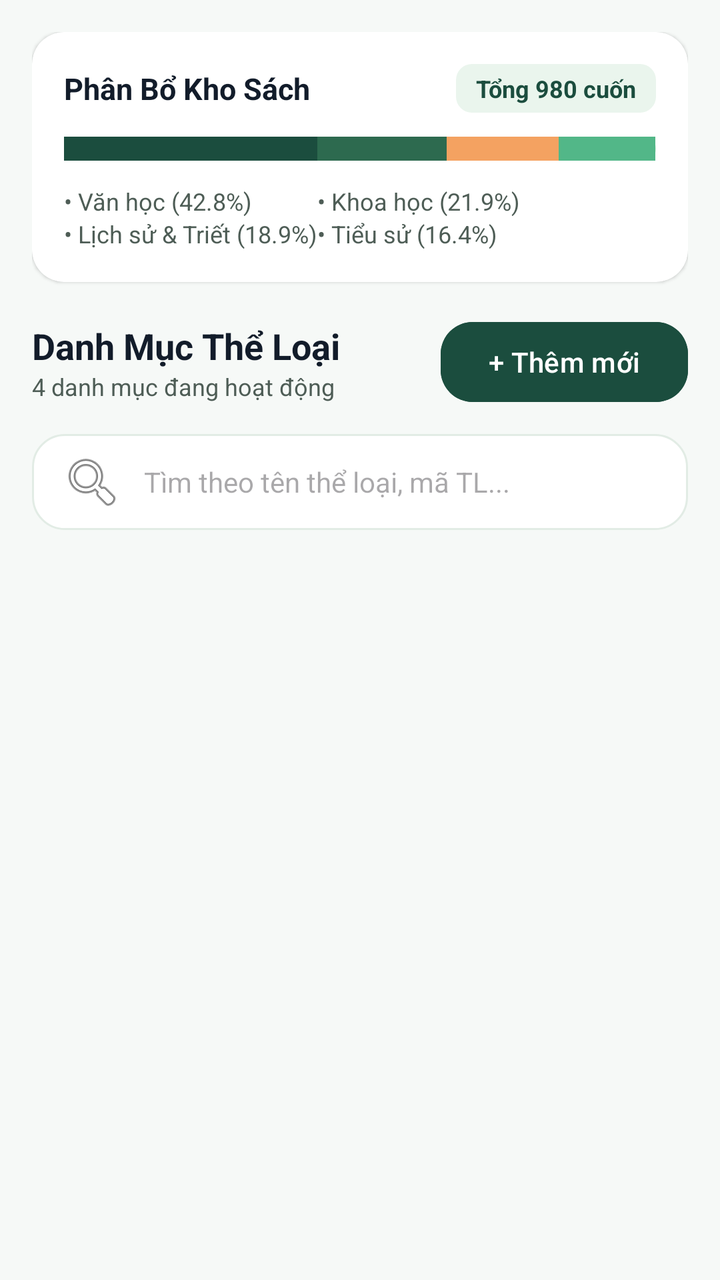
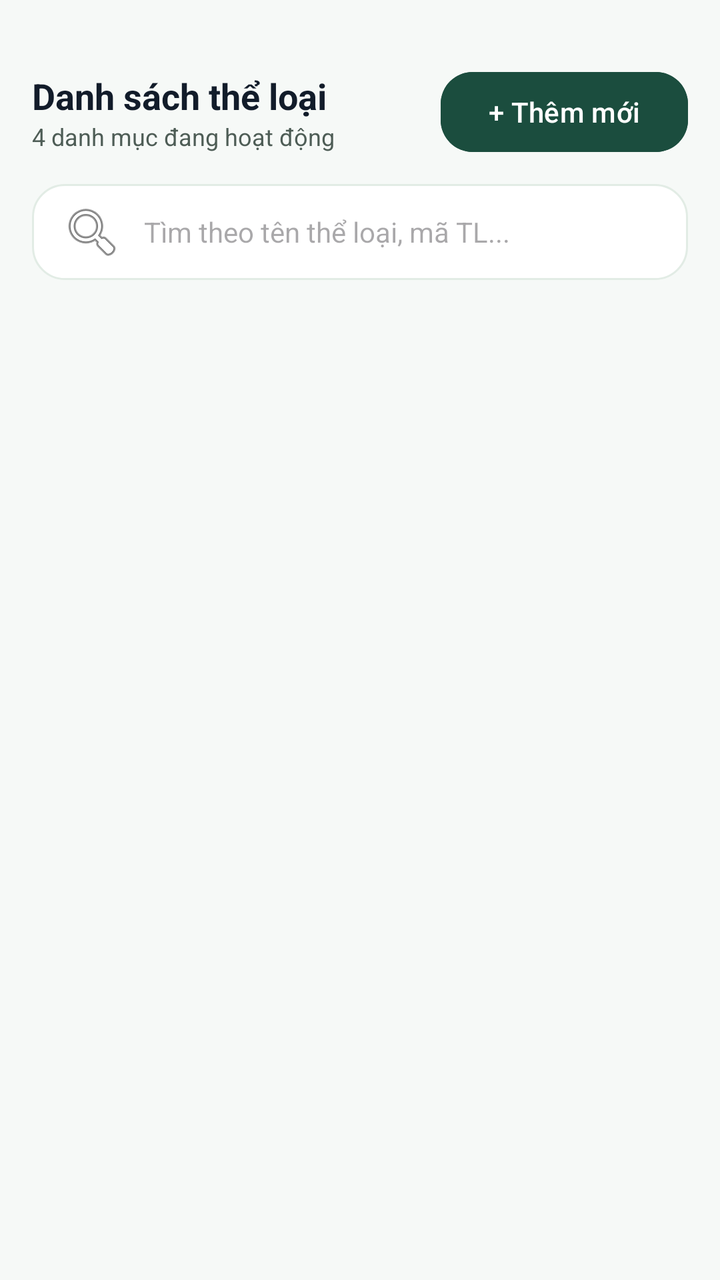

Before-and-after screenshots of an Android layout around one commit, followed by the original layout XML and the change that was made.
<!-- AndroidManifest.xml: application theme Theme.Quanlycuahangsachcu -->
<!-- res/layout/category.xml -->
<?xml version="1.0" encoding="utf-8"?>
<androidx.core.widget.NestedScrollView xmlns:android="http://schemas.android.com/apk/res/android"
    xmlns:app="http://schemas.android.com/apk/res-auto"
    android:layout_width="match_parent"
    android:layout_height="match_parent"
    android:background="@color/background"
    android:fillViewport="true">

    <LinearLayout
        android:layout_width="match_parent"
        android:layout_height="wrap_content"
        android:orientation="vertical"
        android:padding="16dp">

        
        <androidx.cardview.widget.CardView
            android:layout_width="match_parent"
            android:layout_height="wrap_content"
            app:cardCornerRadius="16dp"
            app:cardElevation="1dp"
            app:cardBackgroundColor="@color/surface">

            <LinearLayout
                android:layout_width="match_parent"
                android:layout_height="wrap_content"
                android:orientation="vertical"
                android:padding="16dp">

                <LinearLayout
                    android:layout_width="match_parent"
                    android:layout_height="wrap_content"
                    android:gravity="center_vertical"
                    android:orientation="horizontal">

                    <TextView
                        android:layout_width="0dp"
                        android:layout_height="wrap_content"
                        android:layout_weight="1"
                        android:text="Phân Bổ Kho Sách"
                        android:textColor="@color/on_surface"
                        android:textSize="15sp"
                        android:textStyle="bold" />

                    <TextView
                        android:layout_width="wrap_content"
                        android:layout_height="wrap_content"
                        android:background="@drawable/bg_chip"
                        android:paddingHorizontal="10dp"
                        android:paddingVertical="4dp"
                        android:text="Tổng 980 cuốn"
                        android:textColor="@color/primary"
                        android:textSize="12sp"
                        android:textStyle="bold" />
                </LinearLayout>

                
                <LinearLayout
                    android:layout_width="match_parent"
                    android:layout_height="12dp"
                    android:layout_marginTop="12dp"
                    android:background="@drawable/bg_chip_light"
                    android:orientation="horizontal"
                    android:weightSum="100">

                    <View
                        android:layout_width="0dp"
                        android:layout_height="match_parent"
                        android:layout_weight="42.8"
                        android:background="@color/primary" />

                    <View
                        android:layout_width="0dp"
                        android:layout_height="match_parent"
                        android:layout_weight="21.9"
                        android:background="@color/secondary" />

                    <View
                        android:layout_width="0dp"
                        android:layout_height="match_parent"
                        android:layout_weight="18.9"
                        android:background="#F4A261" />

                    <View
                        android:layout_width="0dp"
                        android:layout_height="match_parent"
                        android:layout_weight="16.4"
                        android:background="#52B788" />
                </LinearLayout>

                
                <GridLayout
                    android:layout_width="match_parent"
                    android:layout_height="wrap_content"
                    android:layout_marginTop="12dp"
                    android:columnCount="2">

                    <TextView
                        android:layout_width="wrap_content"
                        android:layout_height="wrap_content"
                        android:text="• Văn học (42.8%)"
                        android:textColor="@color/on_surface_variant"
                        android:textSize="12sp" />

                    <TextView
                        android:layout_width="wrap_content"
                        android:layout_height="wrap_content"
                        android:text="• Khoa học (21.9%)"
                        android:textColor="@color/on_surface_variant"
                        android:textSize="12sp" />

                    <TextView
                        android:layout_width="wrap_content"
                        android:layout_height="wrap_content"
                        android:text="• Lịch sử &amp; Triết (18.9%)"
                        android:textColor="@color/on_surface_variant"
                        android:textSize="12sp" />

                    <TextView
                        android:layout_width="wrap_content"
                        android:layout_height="wrap_content"
                        android:text="• Tiểu sử (16.4%)"
                        android:textColor="@color/on_surface_variant"
                        android:textSize="12sp" />
                </GridLayout>
            </LinearLayout>
        </androidx.cardview.widget.CardView>

        
        <LinearLayout
            android:layout_width="match_parent"
            android:layout_height="wrap_content"
            android:layout_marginTop="16dp"
            android:gravity="center_vertical"
            android:orientation="horizontal">

            <LinearLayout
                android:layout_width="0dp"
                android:layout_height="wrap_content"
                android:layout_weight="1"
                android:orientation="vertical">

                <TextView
                    android:layout_width="wrap_content"
                    android:layout_height="wrap_content"
                    android:text="Danh Mục Thể Loại"
                    android:textColor="@color/on_surface"
                    android:textSize="18sp"
                    android:textStyle="bold" />

                <TextView
                    android:layout_width="wrap_content"
                    android:layout_height="wrap_content"
                    android:text="4 danh mục đang hoạt động"
                    android:textColor="@color/on_surface_variant"
                    android:textSize="12sp" />
            </LinearLayout>

            <Button
                android:id="@+id/btnAddCategory"
                android:layout_width="wrap_content"
                android:layout_height="wrap_content"
                android:backgroundTint="@color/primary"
                android:text="+ Thêm mới"
                android:textColor="@color/white"
                app:cornerRadius="16dp" />
        </LinearLayout>

        
        <EditText
            android:id="@+id/edtSearchCategory"
            android:layout_width="match_parent"
            android:layout_height="48dp"
            android:layout_marginTop="12dp"
            android:autofillHints="name"
            android:background="@drawable/bg_search_box"
            android:drawableStart="@android:drawable/ic_menu_search"
            android:drawablePadding="10dp"
            android:hint="Tìm theo tên thể loại, mã TL..."
            android:inputType="text"
            android:paddingHorizontal="14dp"
            android:textSize="14sp" />

        
        <androidx.recyclerview.widget.RecyclerView
            android:id="@+id/recyclerViewCategories"
            android:layout_width="match_parent"
            android:layout_height="wrap_content"
            android:layout_marginTop="12dp"
            android:nestedScrollingEnabled="false" />

        <View
            android:layout_width="match_parent"
            android:layout_height="90dp" />

    </LinearLayout>
</androidx.core.widget.NestedScrollView>
<!-- resources referenced by this layout -->
<resources>
  <color name="background">#F6F9F7</color>
  <color name="on_surface">#121C2A</color>
  <color name="on_surface_variant">#4E5D56</color>
  <color name="primary">#1B4D3E</color>
  <color name="secondary">#2D6A4F</color>
  <color name="surface">#FFFFFF</color>
  <color name="white">#FFFFFF</color>
  <!-- drawable bg_chip (drawable) -->
  <?xml version="1.0" encoding="utf-8"?>
  <shape xmlns:android="http://schemas.android.com/apk/res/android"
      android:shape="rectangle">
      <solid android:color="#EAF5ED" />
      <corners android:radius="8dp" />
  </shape>
  <!-- drawable bg_chip_light (drawable) -->
  <?xml version="1.0" encoding="utf-8"?>
  <shape xmlns:android="http://schemas.android.com/apk/res/android"
      android:shape="rectangle">
      <solid android:color="#F0F7F4" />
      <corners android:radius="8dp" />
      <stroke android:width="0.5dp" android:color="#D8F3DC" />
  </shape>
  <!-- drawable bg_search_box (drawable) -->
  <?xml version="1.0" encoding="utf-8"?>
  <shape xmlns:android="http://schemas.android.com/apk/res/android"
      android:shape="rectangle">
      <solid android:color="@color/surface" />
      <corners android:radius="16dp" />
      <stroke android:width="1dp" android:color="#E2ECE5" />
  </shape>
  <style name="Theme.Quanlycuahangsachcu" parent="Base.Theme.Quanlycuahangsachcu" />
  <style name="Base.Theme.Quanlycuahangsachcu" parent="Theme.Material3.DayNight.NoActionBar">
          
          
      </style>
</resources>

<!-- the commit's change to res/layout/category.xml (unified diff, before → after) -->
@@ -11,119 +11,6 @@
         android:layout_height="wrap_content"
         android:orientation="vertical"
         android:padding="16dp">
-
-        
-        <androidx.cardview.widget.CardView
-            android:layout_width="match_parent"
-            android:layout_height="wrap_content"
-            app:cardCornerRadius="16dp"
-            app:cardElevation="1dp"
-            app:cardBackgroundColor="@color/surface">
-
-            <LinearLayout
-                android:layout_width="match_parent"
-                android:layout_height="wrap_content"
-                android:orientation="vertical"
-                android:padding="16dp">
-
-                <LinearLayout
-                    android:layout_width="match_parent"
-                    android:layout_height="wrap_content"
-                    android:gravity="center_vertical"
-                    android:orientation="horizontal">
-
-                    <TextView
-                        android:layout_width="0dp"
-                        android:layout_height="wrap_content"
-                        android:layout_weight="1"
-                        android:text="Phân Bổ Kho Sách"
-                        android:textColor="@color/on_surface"
-                        android:textSize="15sp"
-                        android:textStyle="bold" />
-
-                    <TextView
-                        android:layout_width="wrap_content"
-                        android:layout_height="wrap_content"
-                        android:background="@drawable/bg_chip"
-                        android:paddingHorizontal="10dp"
-                        android:paddingVertical="4dp"
-                        android:text="Tổng 980 cuốn"
-                        android:textColor="@color/primary"
-                        android:textSize="12sp"
-                        android:textStyle="bold" />
-                </LinearLayout>
-
-                
-                <LinearLayout
-                    android:layout_width="match_parent"
-                    android:layout_height="12dp"
-                    android:layout_marginTop="12dp"
-                    android:background="@drawable/bg_chip_light"
-                    android:orientation="horizontal"
-                    android:weightSum="100">
-
-                    <View
-                        android:layout_width="0dp"
-                        android:layout_height="match_parent"
-                        android:layout_weight="42.8"
-                        android:background="@color/primary" />
-
-                    <View
-                        android:layout_width="0dp"
-                        android:layout_height="match_parent"
-                        android:layout_weight="21.9"
-                        android:background="@color/secondary" />
-
-                    <View
-                        android:layout_width="0dp"
-                        android:layout_height="match_parent"
-                        android:layout_weight="18.9"
-                        android:background="#F4A261" />
-
-                    <View
-                        android:layout_width="0dp"
-                        android:layout_height="match_parent"
-                        android:layout_weight="16.4"
-                        android:background="#52B788" />
-                </LinearLayout>
-
-                
-                <GridLayout
-                    android:layout_width="match_parent"
-                    android:layout_height="wrap_content"
-                    android:layout_marginTop="12dp"
-                    android:columnCount="2">
-
-                    <TextView
-                        android:layout_width="wrap_content"
-                        android:layout_height="wrap_content"
-                        android:text="• Văn học (42.8%)"
-                        android:textColor="@color/on_surface_variant"
-                        android:textSize="12sp" />
-
-                    <TextView
-                        android:layout_width="wrap_content"
-                        android:layout_height="wrap_content"
-                        android:text="• Khoa học (21.9%)"
-                        android:textColor="@color/on_surface_variant"
-                        android:textSize="12sp" />
-
-                    <TextView
-                        android:layout_width="wrap_content"
-                        android:layout_height="wrap_content"
-                        android:text="• Lịch sử &amp; Triết (18.9%)"
-                        android:textColor="@color/on_surface_variant"
-                        android:textSize="12sp" />
-
-                    <TextView
-                        android:layout_width="wrap_content"
-                        android:layout_height="wrap_content"
-                        android:text="• Tiểu sử (16.4%)"
-                        android:textColor="@color/on_surface_variant"
-                        android:textSize="12sp" />
-                </GridLayout>
-            </LinearLayout>
-        </androidx.cardview.widget.CardView>
 
         
         <LinearLayout
@@ -142,7 +29,7 @@
                 <TextView
                     android:layout_width="wrap_content"
                     android:layout_height="wrap_content"
-                    android:text="Danh Mục Thể Loại"
+                    android:text="Danh sách thể loại"
                     android:textColor="@color/on_surface"
                     android:textSize="18sp"
                     android:textStyle="bold" />
<!-- resource entries referenced after the edit -->
@@ -4,24 +4,8 @@
   <color name="on_surface">#121C2A</color>
   <color name="on_surface_variant">#4E5D56</color>
   <color name="primary">#1B4D3E</color>
-  <color name="secondary">#2D6A4F</color>
   <color name="surface">#FFFFFF</color>
   <color name="white">#FFFFFF</color>
-  <!-- drawable bg_chip (drawable) -->
-  <?xml version="1.0" encoding="utf-8"?>
-  <shape xmlns:android="http://schemas.android.com/apk/res/android"
-      android:shape="rectangle">
-      <solid android:color="#EAF5ED" />
-      <corners android:radius="8dp" />
-  </shape>
-  <!-- drawable bg_chip_light (drawable) -->
-  <?xml version="1.0" encoding="utf-8"?>
-  <shape xmlns:android="http://schemas.android.com/apk/res/android"
-      android:shape="rectangle">
-      <solid android:color="#F0F7F4" />
-      <corners android:radius="8dp" />
-      <stroke android:width="0.5dp" android:color="#D8F3DC" />
-  </shape>
   <!-- drawable bg_search_box (drawable) -->
   <?xml version="1.0" encoding="utf-8"?>
   <shape xmlns:android="http://schemas.android.com/apk/res/android"
